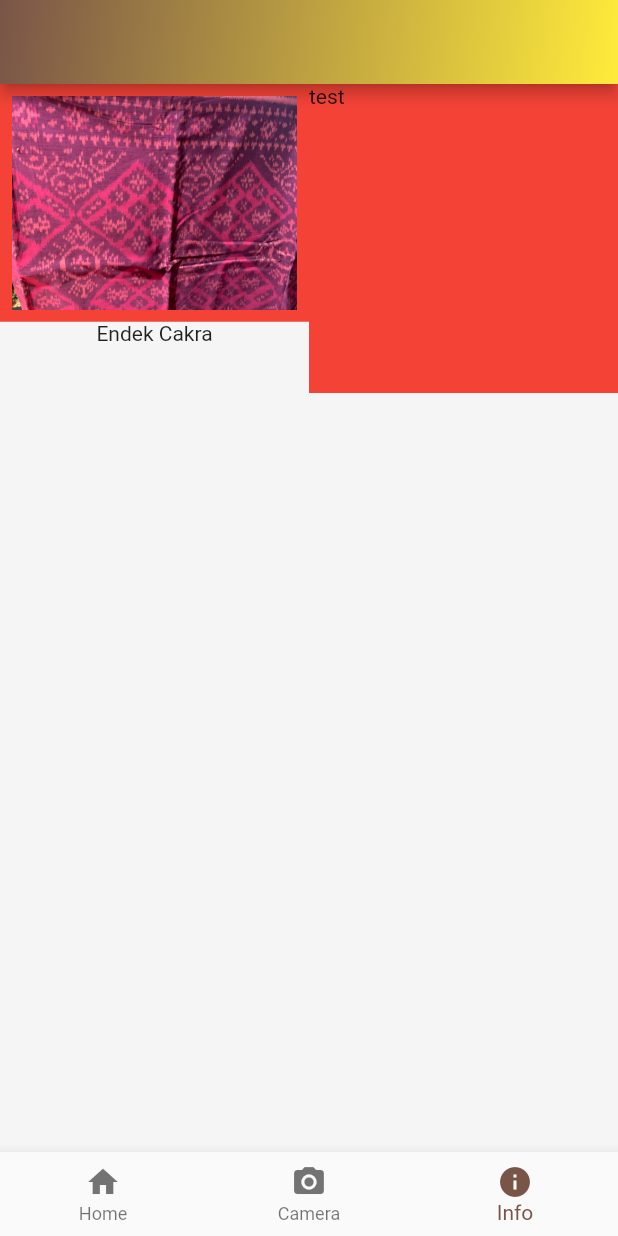
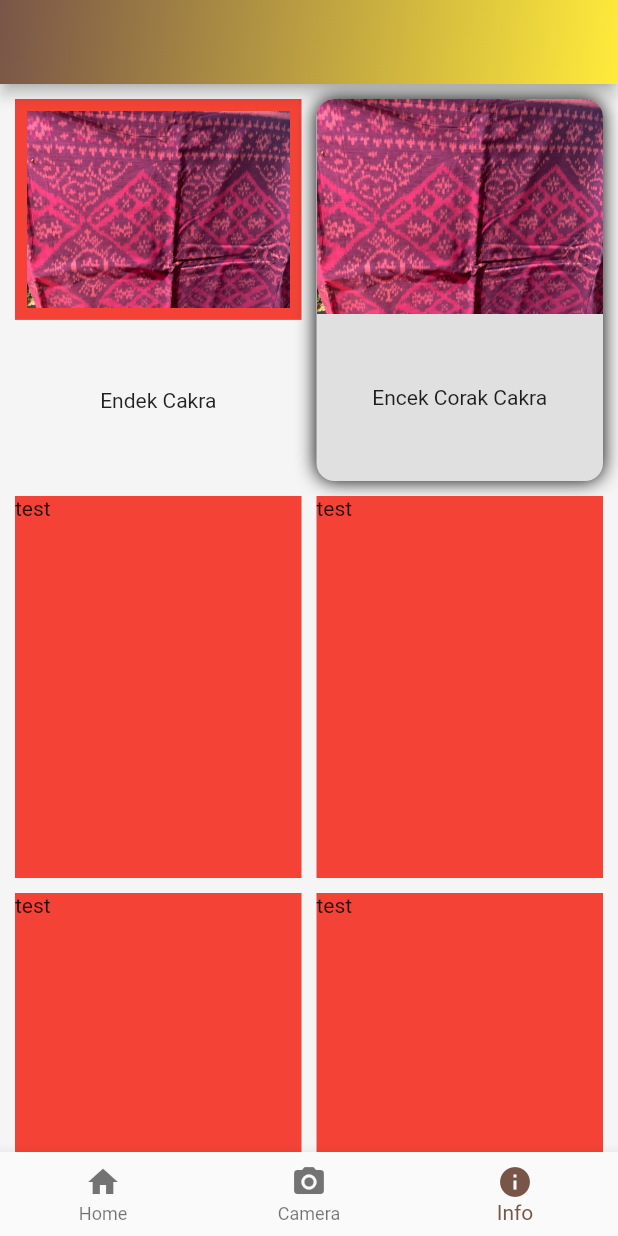
Before and after one commit to restuprajna/endek-vision, a Flutter app: the screen it shows after launch, item 3 of the bottom bar chosen, on a phone screen of 412 x 824 dp. Run offline on Flutter 3.47's test engine with Material 2 defaults, Android fonts, the phone set to English and light mode, and no system bars; our stand-ins replace image_picker; missing offline and left inert: tflite.

Commit message:
create example of circular border gridview

```diff
--- a/lib/infoPage.dart
+++ b/lib/infoPage.dart
@@ -6,17 +6,74 @@ class MyInfoPage extends StatelessWidget {
   @override
   Widget build(BuildContext context) {
     return GridView.count(
+      padding: const EdgeInsets.all(10),
+      crossAxisSpacing: 10,
+      mainAxisSpacing: 10,
       crossAxisCount: 2,
+      childAspectRatio: 3 / 4,
       children: [
-        Column(
+        InkWell(
+          highlightColor: Colors.grey,
+          hoverColor: Colors.green,
+          customBorder: const RoundedRectangleBorder(
+              borderRadius: BorderRadius.all(Radius.circular(15))),
+          onTap: () {
+            debugPrint("The grid is clicked");
+          },
+          child: Column(
             children: [
               Container(
+                  alignment: Alignment.topCenter,
+                  // height: 200,
                   padding: const EdgeInsets.all(8),
                   color: Colors.red,
+                  child: Image.asset("assets/images/endek_cakra.jpeg")),
+              Expanded(
+                child: Container(
+                    alignment: Alignment.center,
+                    child: const Text("Endek Cakra")),
+              )
+            ],
+          ),
+        ),
+        Container(
+          decoration: BoxDecoration(
+              boxShadow: const [
+                BoxShadow(
+                    color: Colors.black,
+                    blurRadius: 10,
+                    blurStyle: BlurStyle.normal)
+              ],
+              borderRadius: BorderRadius.circular(12.0),
+              color: Colors.grey.shade300),
+          // color: Colors.red,
+          child: Column(
+            children: [
+              ClipRRect(
+                borderRadius: const BorderRadius.only(
+                    topLeft: Radius.circular(12),
+                    topRight: Radius.circular(12)),
                 child: Image.asset("assets/images/endek_cakra.jpeg"),
               ),
-            const Text("Endek Cakra")
+              Expanded(
+                  child: Container(
+                alignment: Alignment.center,
+                child: const Text("Encek Corak Cakra"),
+              ))
             ],
+          ),
+        ),
+        Container(
+          color: Colors.red,
+          child: const Text("test"),
+        ),
+        Container(
+          color: Colors.red,
+          child: const Text("test"),
+        ),
+        Container(
+          color: Colors.red,
+          child: const Text("test"),
         ),
         Container(
           color: Colors.red,
```
Lines whose indentation alone changed are shown as unchanged.
